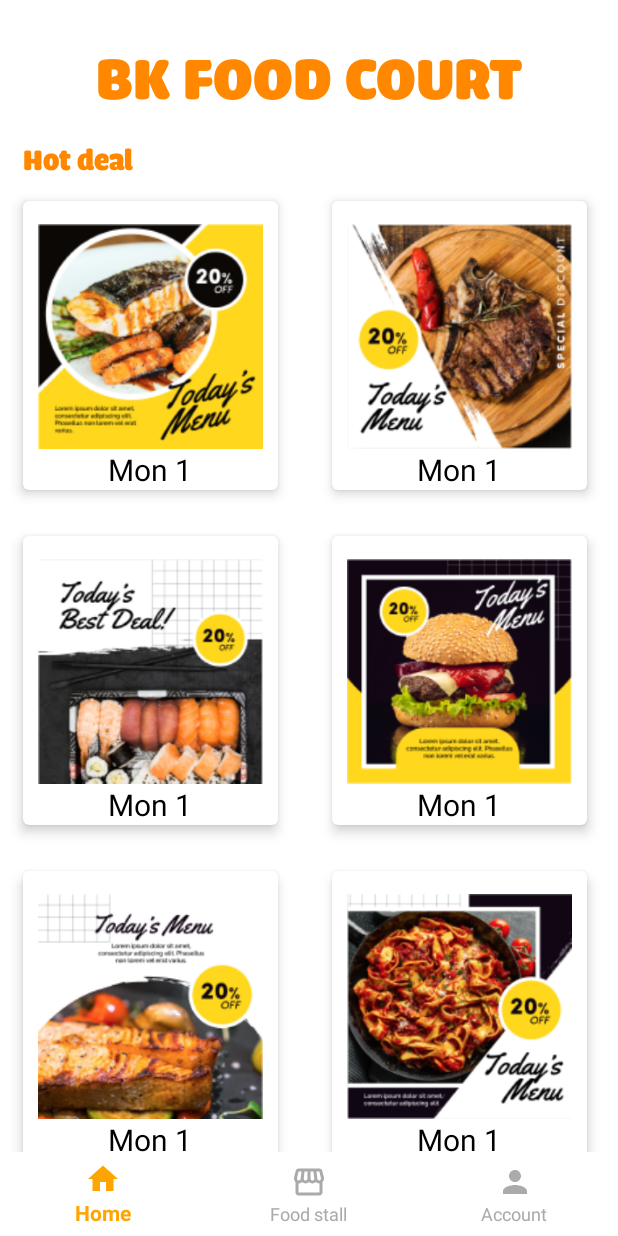
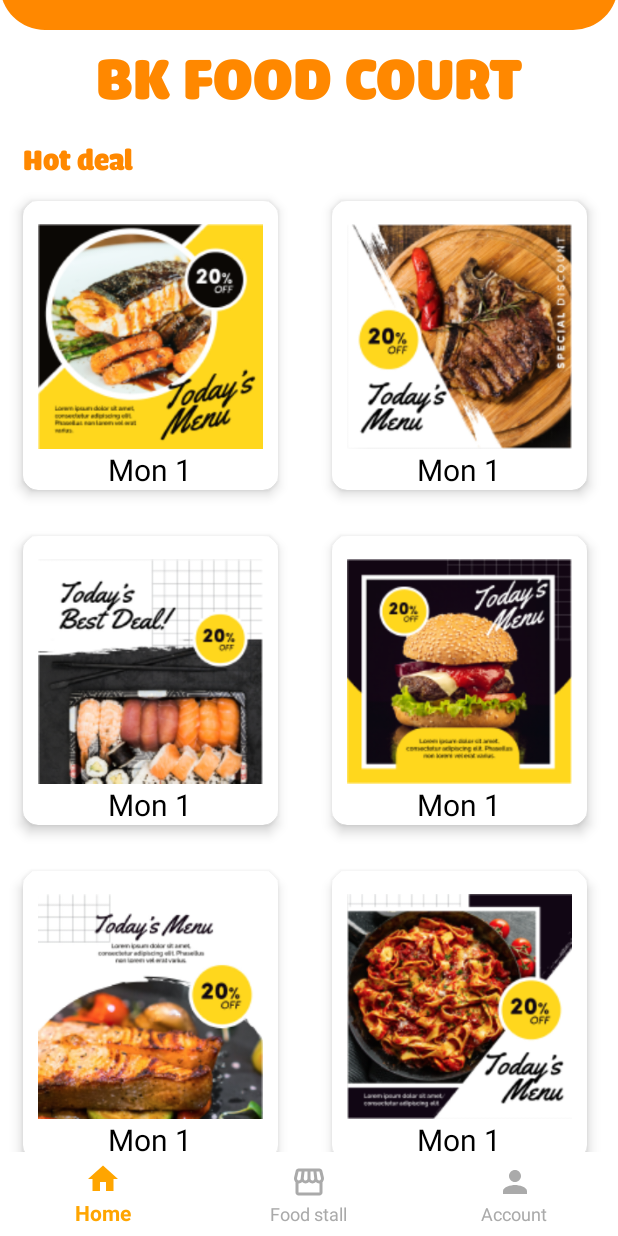
Before and after one commit to trunghieule0301/Food-court, an Android app: the HomeFragment screen opened directly, with no data from a screen before it, on a phone screen of 412 x 824 dp. Run offline under Robolectric (Android 15) with nearby library versions, the phone set to English and light mode, and no system bars; our stand-ins replace ButterKnife, Picasso, Volley; libraries missing offline, so code that uses them is left out: com.denzcoskun.imageslider; plain views replace ImageSlider; network calls fail; pictures from the network do not load; 8 statements that could not run were skipped.

Commit message:
update ui

```diff
--- a/app/src/main/java/com/example/myapplication/Login.java
+++ b/app/src/main/java/com/example/myapplication/Login.java
@@ -7,6 +7,8 @@ import android.content.LocusId;
 import android.os.Bundle;
 import android.util.Log;
 import android.view.View;
+import android.view.Window;
+import android.view.WindowManager;
 import android.widget.Button;
 import android.widget.EditText;
 import android.widget.Toast;
@@ -31,6 +33,9 @@ public class Login extends AppCompatActivity {
     private String url = "http://foodcourt2020.medianewsonline.com/getCusData.php";
     @Override
     protected void onCreate(Bundle savedInstanceState) {
+        requestWindowFeature(Window.FEATURE_NO_TITLE); // for hiding title
+        getWindow().setFlags(WindowManager.LayoutParams.FLAG_FULLSCREEN,
+                WindowManager.LayoutParams.FLAG_FULLSCREEN);
         super.onCreate(savedInstanceState);
         setContentView(R.layout.activity_login);
 
--- a/app/src/main/java/com/example/myapplication/ui/foodstall/foodDetail.java
+++ b/app/src/main/java/com/example/myapplication/ui/foodstall/foodDetail.java
@@ -4,6 +4,8 @@ import androidx.appcompat.app.AppCompatActivity;
 
 import android.content.Intent;
 import android.os.Bundle;
+import android.view.Window;
+import android.view.WindowManager;
 import android.widget.Button;
 import android.widget.ImageButton;
 import android.widget.ImageView;
@@ -42,6 +44,9 @@ public class foodDetail extends AppCompatActivity implements FoodDetailView {
 
     @Override
     protected void onCreate(Bundle savedInstanceState) {
+        requestWindowFeature(Window.FEATURE_NO_TITLE); // for hiding title
+        getWindow().setFlags(WindowManager.LayoutParams.FLAG_FULLSCREEN,
+                WindowManager.LayoutParams.FLAG_FULLSCREEN);
         super.onCreate(savedInstanceState);
         setContentView(R.layout.activity_food_detail);
         ButterKnife.bind(this);
--- /dev/null
+++ b/app/src/main/res/drawable/backgroundscroll.xml
@@ -0,0 +1,5 @@
+<?xml version="1.0" encoding="utf-8"?>
+<shape xmlns:android="http://schemas.android.com/apk/res/android">
+    <solid android:color="@android:color/holo_orange_dark"/>
+    <corners android:bottomRightRadius="70dp" android:bottomLeftRadius="70dp"/>
+</shape>
--- /dev/null
+++ b/app/src/main/res/drawable/backgroundscrollview.xml
@@ -0,0 +1,5 @@
+<?xml version="1.0" encoding="utf-8"?>
+<shape xmlns:android="http://schemas.android.com/apk/res/android">
+    <solid android:color="@android:color/holo_orange_dark"/>
+    <corners android:bottomRightRadius="30dp" android:bottomLeftRadius="30dp"/>
+</shape>
--- a/app/src/main/res/layout/activity_register.xml
+++ b/app/src/main/res/layout/activity_register.xml
@@ -140,6 +140,9 @@
             android:background="@drawable/edit"/>
         <Button
             android:id="@+id/btnRegisterReal"
+            android:clickable="true"
+            android:foreground="?android:attr/selectableItemBackground"
+            android:elevation="8dp"
             android:layout_width="140dp"
             android:layout_height="40dp"
             android:layout_gravity="center"
@@ -150,6 +153,9 @@
             />
         <Button
             android:id="@+id/btnCancelRegister"
+            android:clickable="true"
+            android:foreground="?android:attr/selectableItemBackground"
+            android:elevation="8dp"
             android:layout_width="140dp"
             android:layout_height="40dp"
             android:layout_gravity="center"
--- a/app/src/main/res/layout/food_item.xml
+++ b/app/src/main/res/layout/food_item.xml
@@ -9,9 +9,8 @@
     android:layout_width="170dp"
     android:layout_height="wrap_content"
     android:layout_margin="15dp"
-    android:elevation="0dp"
-    app:cardElevation="5dp"
-    cardview:cardCornerRadius="5dp">
+    android:elevation="5dp"
+    cardview:cardCornerRadius="10dp">
 
     <LinearLayout
         android:layout_gravity="center_horizontal"
--- a/app/src/main/res/layout/fragment_home.xml
+++ b/app/src/main/res/layout/fragment_home.xml
@@ -19,19 +19,22 @@
             android:layout_height="wrap_content">
 
             <RelativeLayout
+                android:layout_marginTop="0dp"
                 android:layout_width="match_parent"
-                android:layout_height="270dp">
+                android:background="@drawable/backgroundscrollview"
+                android:layout_height="280dp">
 
                 <androidx.cardview.widget.CardView
                     android:layout_width="wrap_content"
                     android:layout_height="wrap_content"
+                    android:background="@drawable/backgroundscroll"
                     android:layout_rowWeight="1"
                     android:layout_columnWeight="1"
-                    android:layout_marginLeft="15dp"
-                    android:layout_marginRight="15dp"
-                    android:layout_marginTop="15dp"
-                    android:layout_marginBottom="15dp"
-                    app:cardCornerRadius="4dp"
+                    android:layout_marginLeft="0dp"
+                    android:layout_marginRight="0dp"
+                    android:layout_marginTop="-35dp"
+                    android:layout_marginBottom="35dp"
+                    app:cardCornerRadius="40dp"
                     app:cardElevation="5dp">
 
                     <com.denzcoskun.imageslider.ImageSlider
--- a/app/src/main/res/layout/promotion_item.xml
+++ b/app/src/main/res/layout/promotion_item.xml
@@ -8,9 +8,8 @@
     android:layout_width="170dp"
     android:layout_height="wrap_content"
     android:layout_margin="15dp"
-    android:elevation="0dp"
     app:cardElevation="5dp"
-    app:cardCornerRadius="4dp">
+    app:cardCornerRadius="10dp">
 
     <LinearLayout
         android:layout_gravity="center_horizontal"
```
Also changed, not shown: app/src/main/res/drawable/boder.xml (deleted, +0 -23 lines), app/src/main/res/layout/activity_login.xml (+8 -2 lines).
